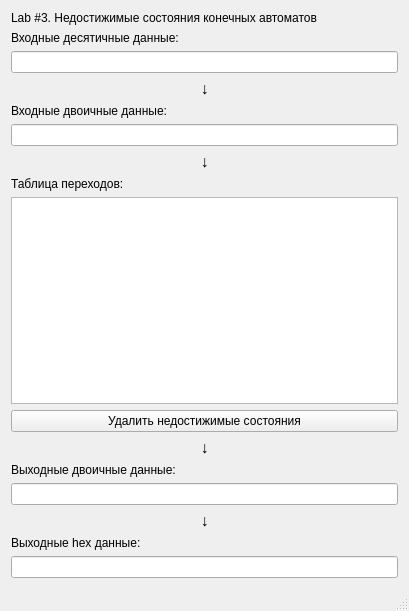
This is TLP_MT/Lab3_UnreachableStatesFSM/mainwindow.ui in brunql/StudentLabs as Qt 5 draws it before an edit. The edited form follows.
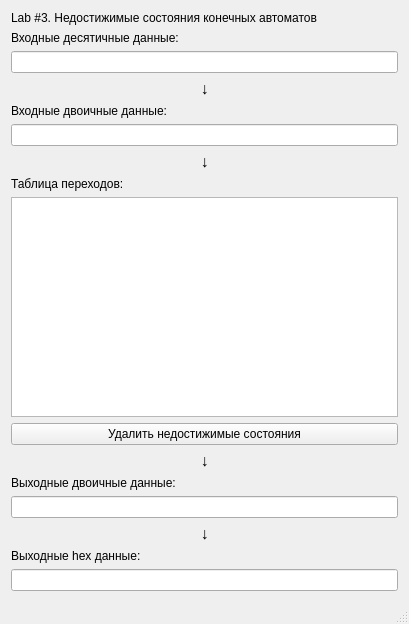
This is the edited form.

What changed in the file:
```diff
--- a/TLP_MT/Lab3_UnreachableStatesFSM/mainwindow.ui
+++ b/TLP_MT/Lab3_UnreachableStatesFSM/mainwindow.ui
@@ -7,7 +7,7 @@
     <x>0</x>
     <y>0</y>
     <width>409</width>
-    <height>611</height>
+    <height>624</height>
    </rect>
   </property>
   <property name="windowTitle">
```
